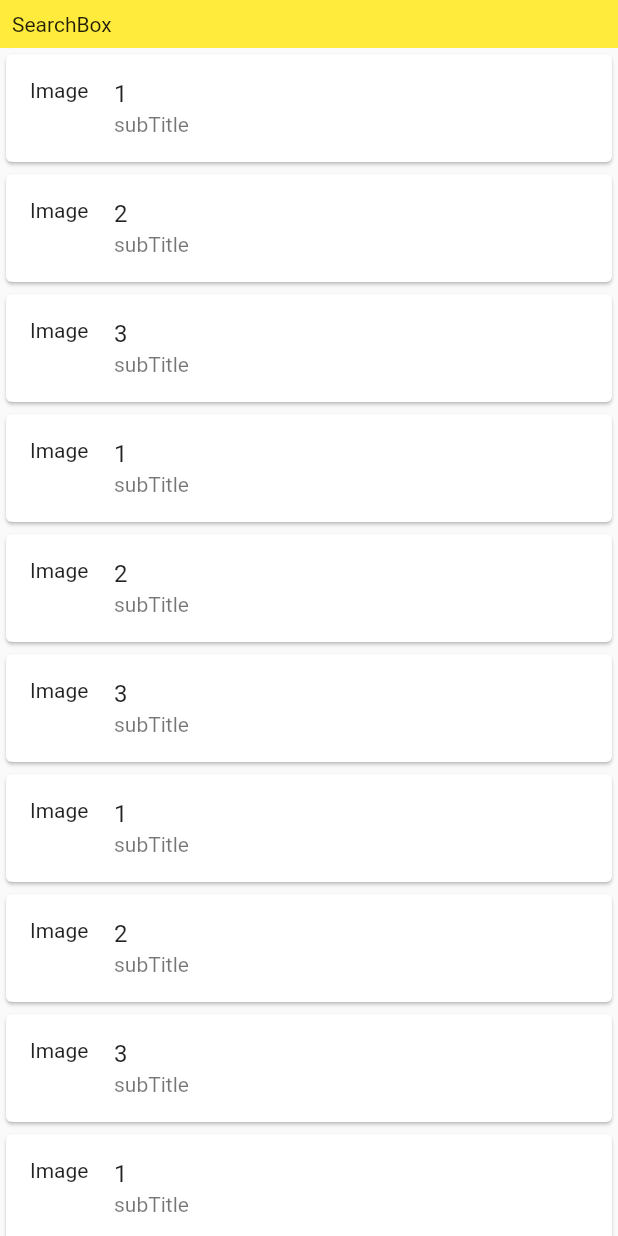
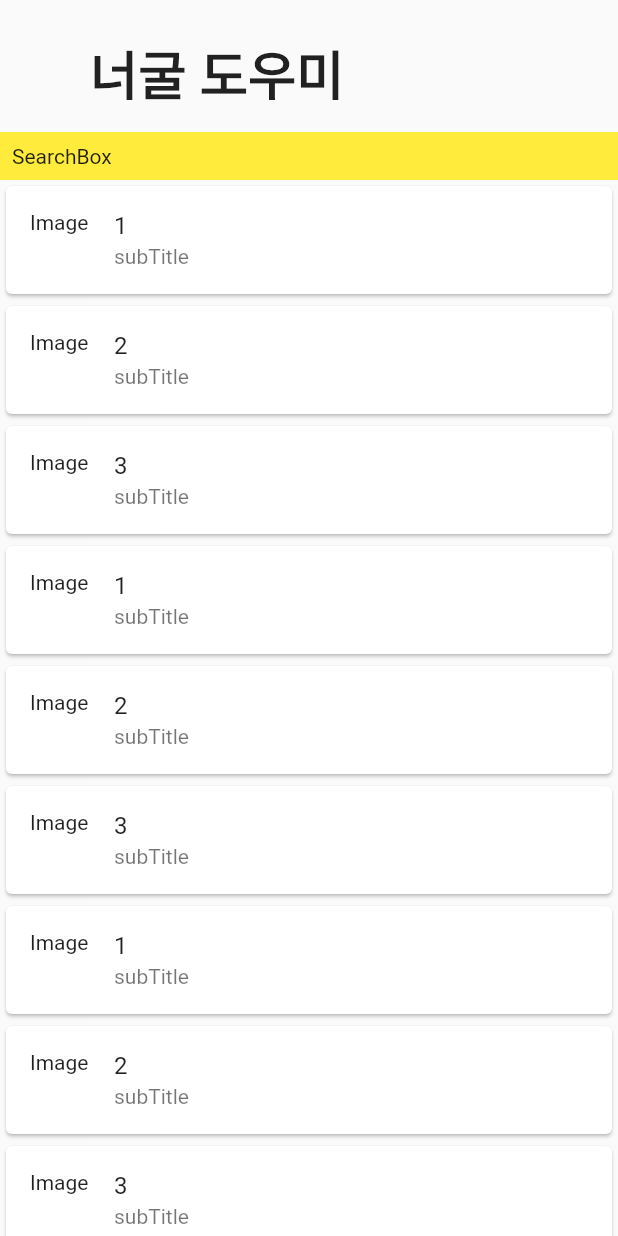
Before and after one commit to lteawoo/nook_helper, a Flutter app: the screen it shows after launch, on a phone screen of 412 x 824 dp. Run offline on Flutter 3.47's test engine with Material 2 defaults, Android fonts, the phone set to English and light mode, and no system bars.

Commit message:
topbar 추가

```diff
--- a/lib/main.dart
+++ b/lib/main.dart
@@ -12,8 +12,54 @@ class MyApp extends StatelessWidget {
     return MaterialApp(
       title: 'Nooks Helper',
       home: Scaffold(
-        body: Catalog(),
+        body: Column(
+          children: <Widget>[
+            _TopBar(),
+            Expanded(
+              child: Catalog(),
+            ),
+          ],
+        ),
       ),
     );
   }
 }
+
+class _TopBar extends StatelessWidget {
+  const _TopBar({
+    Key key,
+  }) : super(key: key);
+
+  @override
+  Widget build(BuildContext context) {
+    final spacing = const SizedBox(width: 30);
+    return Container(
+        width: double.infinity,
+        margin: const EdgeInsets.only(top: 8),
+        padding: EdgeInsets.symmetric(horizontal: 30),
+        child: Wrap(
+            alignment: WrapAlignment.spaceBetween,
+            children: [
+              Row(
+                mainAxisSize: MainAxisSize.min,
+                children: [
+                  ExcludeSemantics(
+                      child: SizedBox(
+                          height: 80
+                      )
+                  ),
+                  spacing,
+                  Text(
+                      '너굴 도우미',
+                      style: Theme.of(context).textTheme.bodyText1.copyWith(
+                        fontSize: 35,
+                        fontWeight: FontWeight.w600,
+                      )
+                  ),
+                ],
+              ),
+            ]
+        )
+    );
+  }
+}
```
